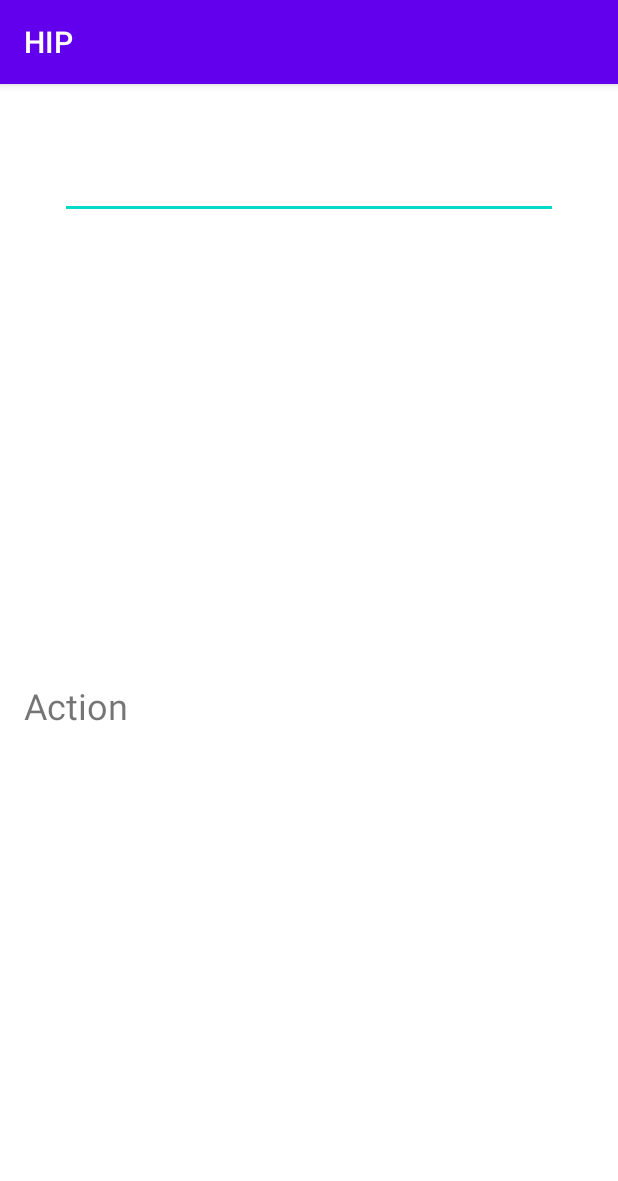
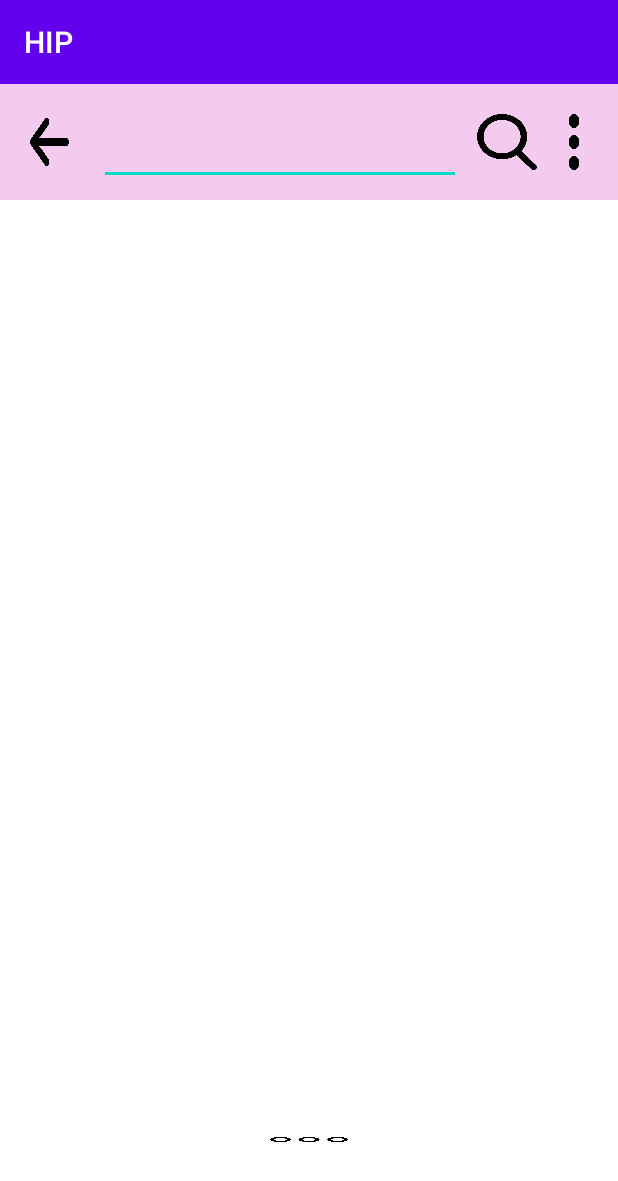
Before and after one commit to sunjungAn/Elastic-Form, an Android app: the screen it shows after launch (MainActivity), on a phone screen of 412 x 824 dp. Shown: the top 1181 px of the screen. Run offline under Robolectric (Android 15) with nearby library versions, the phone set to English and light mode, and no system bars; libraries missing offline, so code that uses them is left out: net.daum.mf; 2 statements that could not run were skipped.

Commit message:
map 적용중 오류

```diff
--- a/HIP/app/build.gradle
+++ b/HIP/app/build.gradle
@@ -33,6 +33,7 @@ dependencies {
     implementation 'androidx.appcompat:appcompat:1.2.0'
     implementation 'com.google.android.material:material:1.3.0'
     implementation 'androidx.constraintlayout:constraintlayout:2.0.4'
+    implementation files('C:\\Users\\dkstj\\Elastic_hip\\HIP\\app\\libs\\libDaumMapAndroid.jar')
     testImplementation 'junit:junit:4.+'
     androidTestImplementation 'androidx.test.ext:junit:1.1.2'
     androidTestImplementation 'androidx.test.espresso:espresso-core:3.3.0'
--- a/HIP/app/src/main/java/com/example/hip/MainActivity.java
+++ b/HIP/app/src/main/java/com/example/hip/MainActivity.java
@@ -8,34 +8,24 @@ import android.content.pm.Signature;
 import android.os.Bundle;
 import android.util.Base64;
 import android.util.Log;
+import android.view.ViewGroup;
+
+import net.daum.mf.map.api.MapView;
 
 import java.security.MessageDigest;
 
 public class MainActivity extends AppCompatActivity {
-
-    private void getAppKeyHash() {
-        try {
-            PackageInfo info = getPackageManager().getPackageInfo(getPackageName(), PackageManager.GET_SIGNATURES);
-            for (Signature signature : info.signatures) {
-                MessageDigest md;
-                md = MessageDigest.getInstance("SHA");
-                md.update(signature.toByteArray());
-                String something = new String(Base64.encode(md.digest(), 0));
-                Log.e("Hash key", something);
-            }
-        } catch (Exception e) {
-            // TODO Auto-generated catch block
-            Log.e("name not found", e.toString());
-        }
-    }
-
-
-
     @Override
     protected void onCreate(Bundle savedInstanceState) {
         super.onCreate(savedInstanceState);
-        setContentView(R.layout.activity_main);
-        getAppKeyHash();
+        setContentView(R.layout.main_map);
+
+        MapView mapView = new MapView(this);
+
+
+        ViewGroup mapViewContainer = (ViewGroup) findViewById(R.id.map_view);
+        mapViewContainer.addView(mapView);
+
     }
 
 }
--- a/HIP/app/src/main/res/layout/main_map.xml
+++ b/HIP/app/src/main/res/layout/main_map.xml
@@ -13,6 +13,7 @@
         android:weightSum="10"
         android:orientation="horizontal"
         android:background="#F5F4C9EF">
+
         <ImageButton
             android:layout_width="match_parent"
             android:layout_height="match_parent"
@@ -58,7 +59,8 @@
     <LinearLayout
         android:layout_width="match_parent"
         android:layout_height="match_parent"
-        android:id = "@+id/map_layout"
+        android:id = "@+id/map_view"
+        android:orientation="vertical"
         android:layout_weight="1">
     </LinearLayout>
 
@@ -79,8 +81,8 @@
             android:layout_marginRight="180dp"
             android:layout_marginTop="5dp"
             android:layout_marginBottom="5dp">
+        </ImageButton>
 
-        </ImageButton>
         <LinearLayout
             android:layout_width="match_parent"
             android:layout_height="match_parent"
```
Also changed, not shown: HIP/app/src/main/AndroidManifest.xml (+8 -0 lines).
